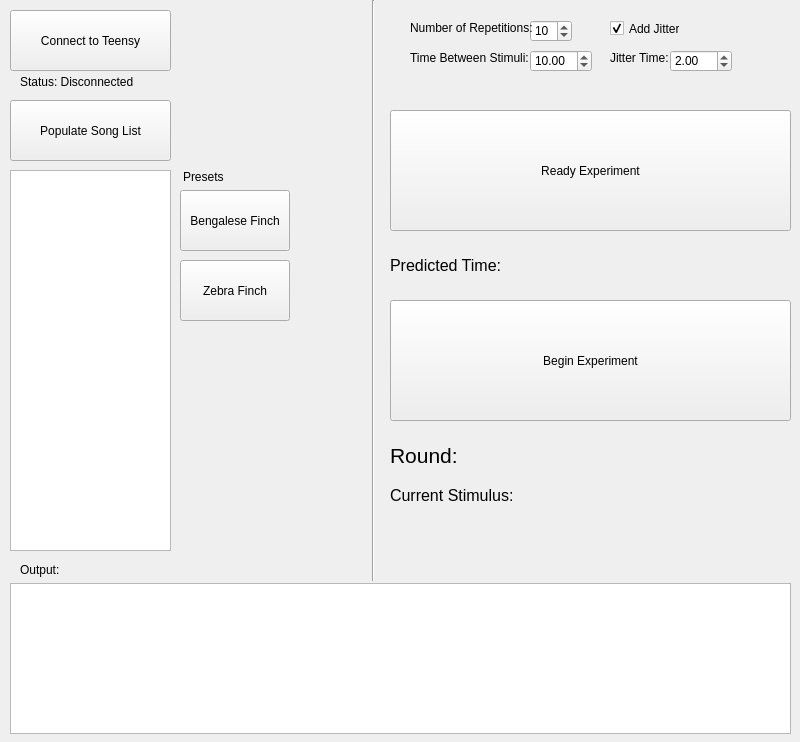
Above: GUI/gui.ui from tdmerrill/Neural-Recordings before the change. Below: the same form after it.
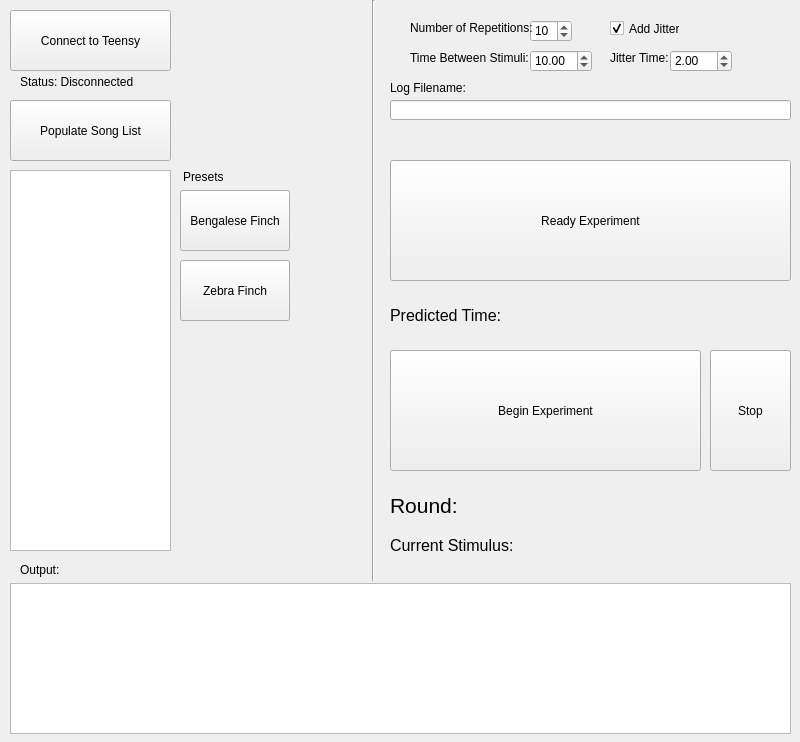
That is the form after the change.

Commit message: updates: - adding threading for experiment - update labels during experiment - added stop button - added updates to output box - added filename & catch

Patch:
```diff
--- a/GUI/gui.ui
+++ b/GUI/gui.ui
@@ -155,8 +155,8 @@
     <property name="geometry">
      <rect>
       <x>390</x>
-      <y>470</y>
-      <width>181</width>
+      <y>520</y>
+      <width>371</width>
       <height>51</height>
      </rect>
     </property>
@@ -173,8 +173,8 @@
     <property name="geometry">
      <rect>
       <x>390</x>
-      <y>440</y>
-      <width>201</width>
+      <y>490</y>
+      <width>381</width>
       <height>31</height>
      </rect>
     </property>
@@ -191,8 +191,8 @@
     <property name="geometry">
      <rect>
       <x>390</x>
-      <y>300</y>
-      <width>401</width>
+      <y>350</y>
+      <width>311</width>
       <height>121</height>
      </rect>
     </property>
@@ -204,7 +204,7 @@
     <property name="geometry">
      <rect>
       <x>390</x>
-      <y>110</y>
+      <y>160</y>
       <width>401</width>
       <height>121</height>
      </rect>
@@ -217,7 +217,7 @@
     <property name="geometry">
      <rect>
       <x>390</x>
-      <y>240</y>
+      <y>290</y>
       <width>181</width>
       <height>51</height>
      </rect>
@@ -325,6 +325,42 @@
      <double>10.000000000000000</double>
     </property>
    </widget>
+   <widget class="QPushButton" name="StopExperimentButton">
+    <property name="geometry">
+     <rect>
+      <x>710</x>
+      <y>350</y>
+      <width>81</width>
+      <height>121</height>
+     </rect>
+    </property>
+    <property name="text">
+     <string>Stop</string>
+    </property>
+   </widget>
+   <widget class="QLineEdit" name="LogFilenameLineEdit">
+    <property name="geometry">
+     <rect>
+      <x>390</x>
+      <y>100</y>
+      <width>401</width>
+      <height>20</height>
+     </rect>
+    </property>
+   </widget>
+   <widget class="QLabel" name="LogFilenameLabel">
+    <property name="geometry">
+     <rect>
+      <x>390</x>
+      <y>80</y>
+      <width>91</width>
+      <height>16</height>
+     </rect>
+    </property>
+    <property name="text">
+     <string>Log Filename:</string>
+    </property>
+   </widget>
   </widget>
  </widget>
  <resources/>
```
Left out of the diff: 2 changed lines with no effect on the pictures. The commit also changes 3 other files.
